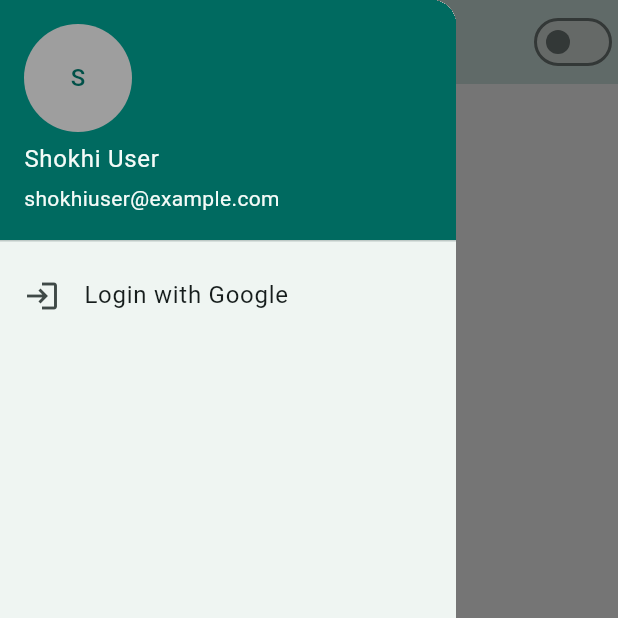
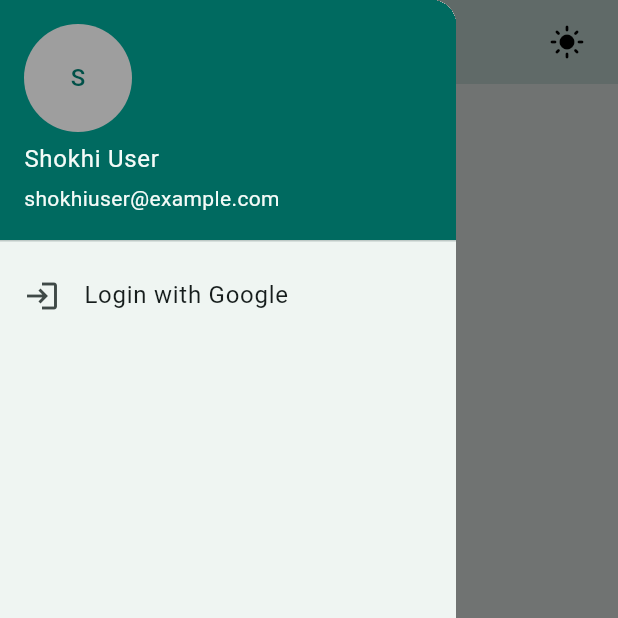
Before and after one commit to aluffyy/Shokhi, a Flutter app: the screen it shows after launch, in the side drawer, after a tap on the "menu" icon, on a phone screen of 412 x 824 dp, the top half of it. Run offline on Flutter 3.47's test engine with Material 3 defaults, Android fonts, the phone set to English and light mode, and no system bars; our stand-ins replace flutter_dotenv, flutter_markdown, google_generative_ai.

Commit message:
Updated theme code, now uses provider

```diff
--- a/lib/main.dart
+++ b/lib/main.dart
@@ -3,10 +3,21 @@ import 'package:flutter/services.dart';
 import 'package:flutter_dotenv/flutter_dotenv.dart';
 import 'package:flutter_markdown/flutter_markdown.dart';
 import 'package:google_generative_ai/google_generative_ai.dart';
+import 'package:provider/provider.dart';
+import 'package:shokhi/provider/theme_provider.dart';
 
 void main() async {
   await dotenv.load(fileName: ".env");
-  runApp(const MyApp());
+  runApp(
+    MultiProvider(
+      providers: [
+        ChangeNotifierProvider(
+          create: (_) => ThemeProvider(),
+        ),
+      ],
+      child: const MyApp(),
+    ),
+  );
 }
 
 class MyApp extends StatelessWidget {
@@ -15,8 +26,11 @@ class MyApp extends StatelessWidget {
   // This widget is the root of your application.
   @override
   Widget build(BuildContext context) {
+    final themeProvider = context.watch<ThemeProvider>();
+
     return MaterialApp(
-      title: 'Flutter Demo',
+      title: 'Shokhi',
+      themeMode: themeProvider.themeMode,
       theme: ThemeData(
         colorScheme: ColorScheme.fromSeed(
           seedColor: Colors.teal,
@@ -43,49 +57,46 @@ class Home extends StatefulWidget {
 }
 
 class _HomeState extends State<Home> {
-  final GlobalKey<ScaffoldState> _scaffoldKey = GlobalKey<ScaffoldState>();
-  bool _isDarkMode = false;
-
   @override
   Widget build(BuildContext context) {
+    bool isDarkMode =
+        Theme.of(context).colorScheme.brightness == Brightness.dark;
+
     return Scaffold(
-      key: _scaffoldKey,
       appBar: AppBar(
         title: Text(
           "ಠ﹏ಠ Shokhi ಠ﹏ಠ",
           style: TextStyle(
-            color: _isDarkMode ? Colors.white : Colors.black,
+            color: isDarkMode ? Colors.white : Colors.black,
           ),
         ),
         centerTitle: true,
         backgroundColor: Colors.transparent, // Transparent background
         elevation: 20.0, // Remove shadow
         iconTheme: IconThemeData(
-          color: _isDarkMode ? Colors.white : Colors.black,
+          color: isDarkMode ? Colors.white : Colors.black,
         ),
-        leading: IconButton(
-          onPressed: () => _scaffoldKey.currentState!.openDrawer(),
-          icon: Icon(
-            Icons.menu,
-            color: _isDarkMode ? Colors.white : Colors.black,
+        leading: Builder(
+          builder: (context) => IconButton(
+            onPressed: () => Scaffold.of(context).openDrawer(),
+            icon: Icon(
+              Icons.menu,
+              color: isDarkMode ? Colors.white : Colors.black,
+            ),
           ),
         ),
         actions: [
-          Switch(
-            value: _isDarkMode,
-            onChanged: (value) {
-              setState(() {
-                _isDarkMode = value;
-              });
+          IconButton(
+            onPressed: () {
+              context.read<ThemeProvider>().toggleTheme(context);
             },
-          )
+            icon: isDarkMode
+                ? const Icon(Icons.dark_mode_rounded)
+                : const Icon(Icons.light_mode_rounded),
+          ),
+          // A little bit of spacing to the right
+          const SizedBox(width: 10),
         ],
-      ),
-      body: Container(
-        color: _isDarkMode
-            ? Colors.black
-            : Colors.white, // Set background color based on theme
-        child: const ChatScreen(), // Replace with your main content
       ),
       drawer: Drawer(
         child: SafeArea(
@@ -112,6 +123,7 @@ class _HomeState extends State<Home> {
           ),
         ),
       ),
+      body: const ChatScreen(),
     );
   }
 }
@@ -132,8 +144,10 @@ class _ChatScreenState extends State<ChatScreen> {
 
   @override
   void initState() {
-    _model =
-        GenerativeModel(model: "gemini-pro", apiKey: dotenv.env['API_KEY']!);
+    _model = GenerativeModel(
+      model: "gemini-pro",
+      apiKey: dotenv.env['API_KEY']!,
+    );
     _chat = _model.startChat();
     super.initState();
   }
@@ -142,6 +156,7 @@ class _ChatScreenState extends State<ChatScreen> {
   Widget build(BuildContext context) {
     bool hasApiKey =
         dotenv.env['API_KEY'] != null && dotenv.env['API_KEY']!.isNotEmpty;
+
     return Padding(
       padding: const EdgeInsets.all(8.0),
       child: Column(
--- /dev/null
+++ b/lib/provider/theme_provider.dart
@@ -0,0 +1,20 @@
+import 'package:flutter/material.dart';
+
+class ThemeProvider extends ChangeNotifier {
+  ThemeMode _themeMode = ThemeMode.system;
+  ThemeMode get themeMode => _themeMode;
+
+  void toggleTheme(BuildContext context) {
+    _themeMode = Theme.of(context).colorScheme.brightness == Brightness.dark
+        ? ThemeMode.light
+        : ThemeMode.dark;
+
+    notifyListeners();
+  }
+
+  void setThemeMode(ThemeMode mode) {
+    _themeMode = mode;
+
+    notifyListeners();
+  }
+}
--- a/pubspec.yaml
+++ b/pubspec.yaml
@@ -1,4 +1,4 @@
-name: Shokhi
+name: shokhi
 description: "A new Flutter project."
 # The following line prevents the package from being accidentally published to
 # pub.dev using `flutter pub publish`. This is preferred for private packages.
@@ -39,6 +39,7 @@ dependencies:
   flutter_dotenv: ^5.1.0
   flutter_markdown: ^0.6.20
   flutter_animated_icons: ^1.0.1
+  provider: ^6.1.2
 
 dev_dependencies:
   flutter_test:
```
Also changed, not shown: pubspec.lock.
